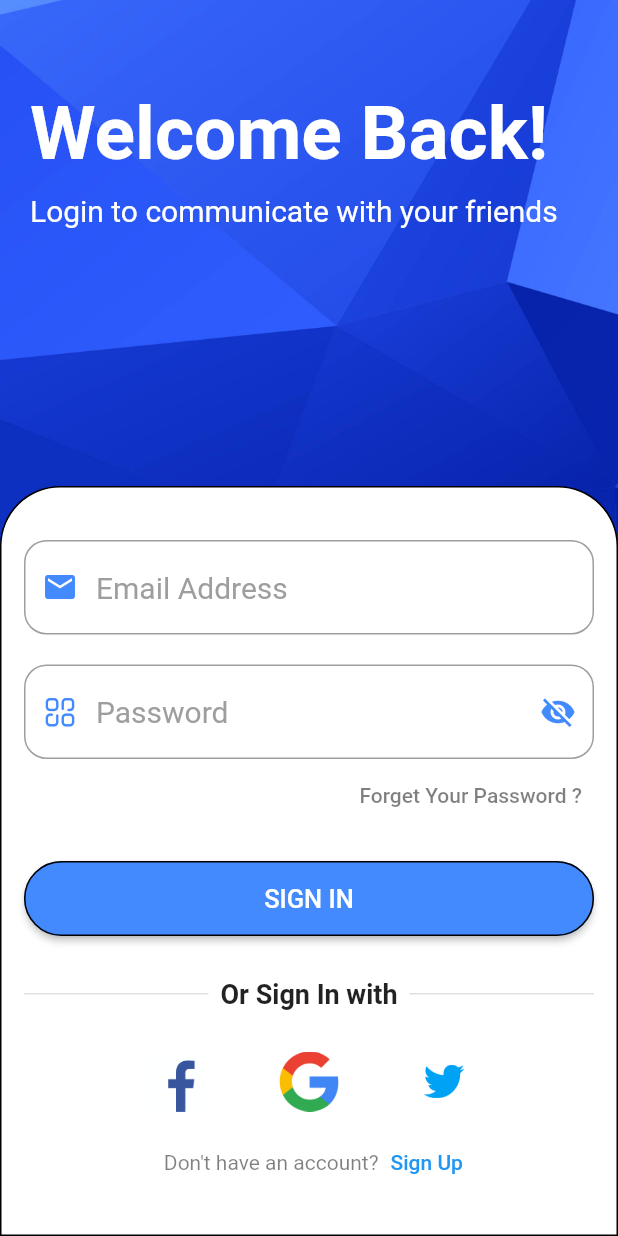
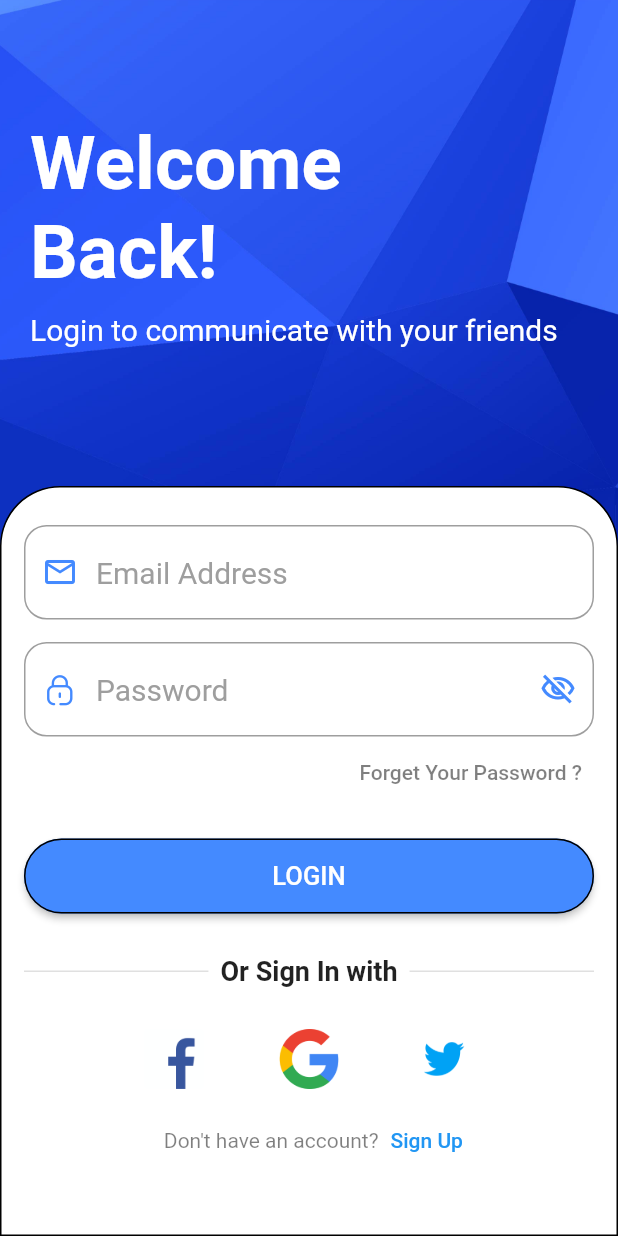
Before and after one commit to omarsherif15/Friends, a Flutter app: the screen it shows after launch, on a phone screen of 412 x 824 dp. Run offline on Flutter 3.47's test engine with Material 2 defaults, Android fonts, the phone set to English and light mode, and no system bars; our stand-ins replace bloc, cloud_firestore, firebase_auth, firebase_core, firebase_storage, flutter_bloc and 9 more; missing offline and left inert: flutter_facebook_auth; accounts and stored records are empty.

Commit message:
Login With Google

```diff
--- a/lib/cubit/states.dart
+++ b/lib/cubit/states.dart
@@ -11,6 +11,7 @@ class CloseTopSheet extends SocialStates{}
 class RefreshPage extends SocialStates{}
 class ShowTimeState extends SocialStates{}
 
+
 ///End of General states
 
 ///Login State
@@ -20,6 +21,10 @@ class LoginSuccessState extends SocialStates{
   LoginSuccessState(this.uId);
 }
 class LoginErrorState extends SocialStates{}
+class UserExistSuccessState extends SocialStates{
+  final String uId;
+  UserExistSuccessState(this.uId);
+}
 ///End of Login State
 
 ///ResetPassword State
@@ -35,6 +40,15 @@ class CreateUserSuccessState extends SocialStates{
   CreateUserSuccessState(this.uId);
 }
 class CreateUserErrorState extends SocialStates{}
+///End of CreateUser State
+
+///CreateGoogleUSer State
+class CreateGoogleUserLoadingState extends SocialStates{}
+class CreateGoogleUserSuccessState extends SocialStates{
+  final  String uId;
+  CreateGoogleUserSuccessState(this.uId);
+}
+class CreateGoogleUserErrorState extends SocialStates{}
 ///End of CreateUser State
 
 ///SignUp State
@@ -79,6 +93,12 @@ class GetPostPicSuccessState extends SocialStates {}
 class GetPostPicErrorState extends SocialStates{}
 class DeletePostPicState extends SocialStates {}
 ///End of GetPostPic State
+
+///GetMessagePic State
+class GetMessagePicSuccessState extends SocialStates {}
+class GetMessagePicErrorState extends SocialStates{}
+class DeleteMessagePicState extends SocialStates {}
+///End of GetMessagePic State
 
 ///UploadProfilePic State
 class UploadProfilePicSuccessState extends SocialStates {}
--- a/lib/modules/ResetPasswordScreen.dart
+++ b/lib/modules/ResetPasswordScreen.dart
@@ -57,7 +57,7 @@ class ResetPasswordScreen extends StatelessWidget {
                     mainAxisAlignment: MainAxisAlignment.start,
                     crossAxisAlignment: CrossAxisAlignment.start,
                     children: [
-                      SizedBox(height: 50,),
+                      SizedBox(height: 30,),
                       Container(
                         width: double.infinity,
                           child: Image(image: AssetImage('assets/images/pass-removebg-preview.png'),width: 200,height: 200,)),
--- a/lib/modules/editProfileScreen.dart
+++ b/lib/modules/editProfileScreen.dart
@@ -190,6 +190,7 @@ class EditProfileScreen extends StatelessWidget {
                             ],
                           ),
                         ),
+                        SizedBox(height: 30),
                         defaultFormField(
                           context: context,
                           controller:nameController ,
--- a/lib/modules/homeScreen.dart
+++ b/lib/modules/homeScreen.dart
@@ -30,7 +30,7 @@ class _HomeScreenState extends State<HomeScreen> {
           builder: (context, state) {
             UserModel? userModel = SocialCubit.get(context).model;
             List<PostModel> posts = SocialCubit.get(context).posts;
-            return state is UserLoadingState || state is GetPostLoadingState || posts == []
+            return state is UserLoadingState || state is GetPostLoadingState
                 ? Container(
                     child: Center(
                     child: CircularProgressIndicator(),
--- a/lib/modules/loginScreen.dart
+++ b/lib/modules/loginScreen.dart
@@ -11,6 +11,7 @@ import 'package:socialapp/modules/ResetPasswordScreen.dart';
 import 'package:socialapp/modules/registerScreen.dart';
 import 'package:socialapp/remoteNetwork/cacheHelper.dart';
 import 'package:socialapp/shared/component.dart';
+import 'package:socialapp/shared/constants.dart';
 import 'package:socialapp/shared/constants.dart';
 import 'package:socialapp/shared/styles/iconBroken.dart';
 
@@ -30,8 +31,20 @@ class LoginScreen extends StatelessWidget {
               uId =state.uId;
               navigateAndKill(context, SocialLayout(0));
               SocialCubit.get(context).getUserData();
-              SocialCubit.get(context).getAllUsers();
-
+            });
+          else if(state is CreateGoogleUserSuccessState)
+            CacheHelper.saveData(key: 'uId', value: state.uId).
+            then((value) {
+              uId =state.uId;
+              navigateAndKill(context, SocialLayout(0));
+              SocialCubit.get(context).getUserData();
+            });
+          else if(state is UserExistSuccessState)
+            CacheHelper.saveData(key: 'uId', value: state.uId).
+            then((value) {
+              uId =state.uId;
+              navigateAndKill(context, SocialLayout(0));
+              SocialCubit.get(context).getUserData();
             });
         },
         builder: (context, state) {
@@ -62,8 +75,10 @@ class LoginScreen extends StatelessWidget {
                     mainAxisAlignment: MainAxisAlignment.start,
                     crossAxisAlignment: CrossAxisAlignment.start,
                     children: [
-                      SizedBox(height: 40,),
-                      Text('Welcome Back!',style: TextStyle(fontSize: 50,fontWeight: FontWeight.bold,color: Colors.white)),
+                      SizedBox(height: 60,),
+                      Container(
+                        width: 250,
+                          child: Text('Welcome Back!',style: TextStyle(fontSize: 50,fontWeight: FontWeight.bold,color: Colors.white))),
                       SizedBox(height: 10,),
                       Text('Login to communicate with your friends',style: TextStyle(fontSize: 20,color: Colors.white)),
                     ],
@@ -88,13 +103,13 @@ class LoginScreen extends StatelessWidget {
                         mainAxisAlignment: MainAxisAlignment.center,
                         children:
                         [
-                          SizedBox(height: 20,),
+                          SizedBox(height: 10,),
                           defaultFormField(
                               context: context,
                               controller: emailController,
                               keyboardType: TextInputType.emailAddress,
                               hintText: 'Email Address',
-                              prefix: Icons.email,
+                              prefix: Icons.email_outlined,
                               validate: (value)
                               {
                                 if(value!.isEmpty)
@@ -102,13 +117,13 @@ class LoginScreen extends StatelessWidget {
                               }
                           ),
                           SizedBox(
-                            height: 20,
+                            height: 15,
                           ),
                           defaultFormField(
                               context: context,
                               controller: passwordController,
                               hintText: 'Password',
-                              prefix: IconBroken.Category,
+                              prefix: IconBroken.Lock,
                               isPassword: !LoginCubit.get(context).showPassword ? true : false,
                               validate: (value)
                               {
@@ -146,7 +161,7 @@ class LoginScreen extends StatelessWidget {
                           state is LoginLoadingState ?
                           Center(child: CircularProgressIndicator())
                               :defaultButton(
-                                  text: 'SIGN IN',
+                                  text: 'LOGIN',
                                   onTap: () {
                                     if (loginFormKey.currentState!.validate()) {
                                       LoginCubit.get(context).signIn(
@@ -174,19 +189,33 @@ class LoginScreen extends StatelessWidget {
                                 mainAxisAlignment: MainAxisAlignment.center,
                                 children:
                                 [
-                                  CircleAvatar(
+                                  InkWell(
+                                    onTap: (){
+                                    },
+                                    child: CircleAvatar(
                                       child:Image(image:AssetImage('assets/images/facebook_logo.png',),width: 40,height: 40,),
                                       backgroundColor: Colors.white,
                                     ),
+                                  ),
                                   SizedBox(width: 50,),
-                                  CircleAvatar(
+                                  InkWell(
+                                    onTap: (){
+                                      LoginCubit.get(context).getGoogleUserCredentials();
+                                    },
+                                    child: CircleAvatar(
                                       child:Image(image:AssetImage('assets/images/Google_Logo.png',),width: 50,height: 50,),
                                       backgroundColor: Colors.white,
                                     ),
+                                  ),
                                   SizedBox(width: 50,),
-                                  CircleAvatar(
+                                  InkWell(
+                                    onTap: (){
+                                      LoginCubit.get(context).signOut();
+                                    },
+                                    child: CircleAvatar(
                                       child:Image(image:AssetImage('assets/images/Twitter-Logo.png',),width: 70,height: 70,),
                                       backgroundColor: Colors.white,
+                                    ),
                                   ),
                                 ],
                               )
--- a/lib/shared/component.dart
+++ b/lib/shared/component.dart
@@ -147,9 +147,7 @@ Widget buildPost(context,state, PostModel postModel, UserModel model, index) {
                       SocialCubit.get(context)
                           .deletePost(postModel.postId);
                     else if (value == 'Edit post')
-                      navigateTo(
-                          context,
-                          NewPostScreen(
+                      navigateTo(context, NewPostScreen(
                             isEdit: true,
                             postId:postModel.postId,
                             postModel: postModel,
--- a/pubspec.yaml
+++ b/pubspec.yaml
@@ -51,6 +51,8 @@ dependencies:
   get_time_ago: ^1.0.7+1
   pull_to_refresh: ^2.0.0
   full_screen_image_null_safe: any
+  google_sign_in: ^5.1.1
+  flutter_facebook_auth: ^3.5.2
 
 dev_dependencies:
   flutter_test:
```
Also changed, not shown: lib/cubit/LoginCubit.dart (+97 -12 lines), lib/cubit/signUpCubit.dart (+19 -18 lines), lib/cubit/socialCubit.dart (+18 -0 lines), lib/modules/recentMessages.dart (+4 -7 lines), lib/modules/registerScreen.dart (+6 -6 lines), pubspec.lock, 4 other files. Lines whose indentation alone changed are shown as unchanged.
